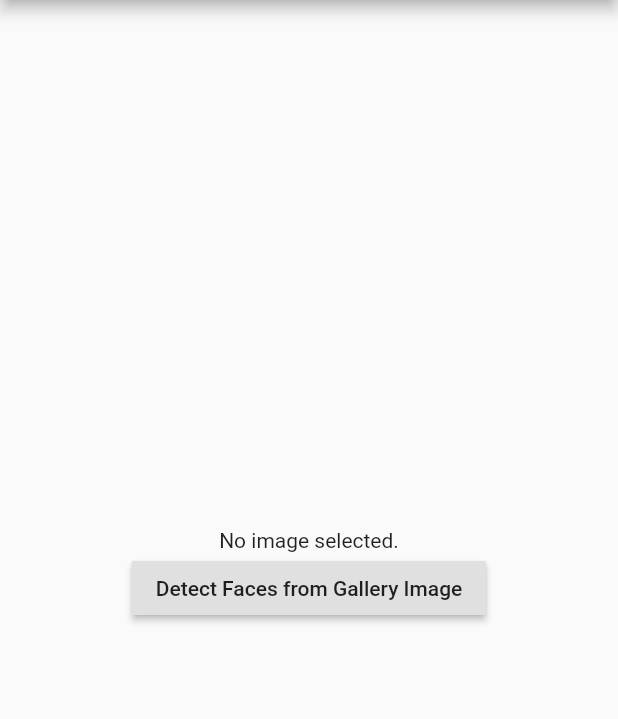
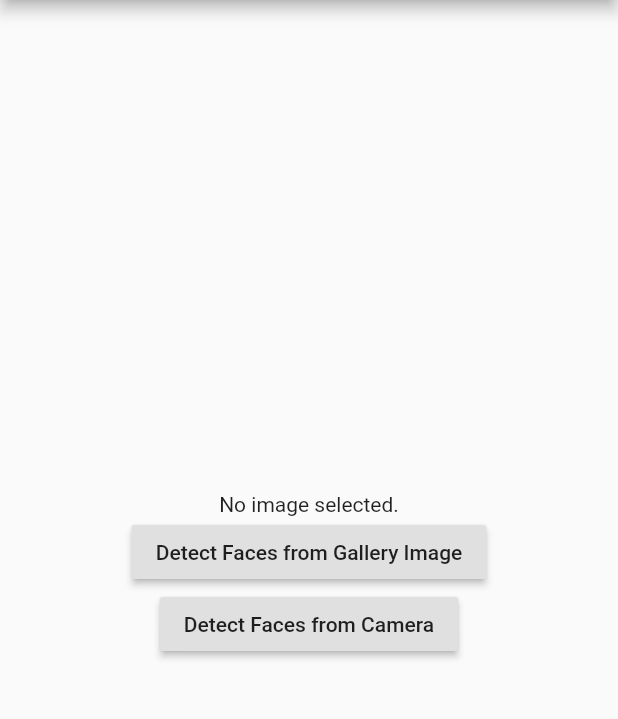
Before and after one commit to donwardpeng/thefacedetector, a Flutter app: the screen it shows after launch, after a tap on "Detect Faces from Gallery Image", on a phone screen of 412 x 824 dp, the part 84-803 px from its top. Run offline on Flutter 3.47's test engine with Material 2 defaults, Android fonts, the phone set to English and light mode, and no system bars; our stand-ins replace image_picker; missing offline and left inert: firebase_ml_vision; accounts and stored records are empty.

Commit message:
Added scan from camera - needed to update my image picker and camera dependencies since they were an older version that crashed when the image picker used the camera.

```diff
--- a/lib/main.dart
+++ b/lib/main.dart
@@ -78,24 +78,28 @@ class _MyHomePageState extends State<MyHomePage> {
   }
 
 /* _getAndScanImage method */
-  Future<void> _getAndScanImage() async {
+  Future<void> _getAndScanImage({bool selectedFromCamera}) async {
     print('_getAndScanImage method called');
     setState(() {
       _imageFile = null;
       _imageSize = null;
     });
 
-    final File imageFile =
-        await ImagePicker.pickImage(source: ImageSource.gallery);
+      final File imageFile =
+      await ImagePicker.pickImage(source: selectedFromCamera ? ImageSource.camera : ImageSource.gallery, maxWidth: 1000, maxHeight: 1000);
 
+    print('here');
     if (imageFile != null) {
       _getImageSize(imageFile);
       _scanImage(imageFile);
     }
+    print('here1');
 
     setState(() {
       _imageFile = imageFile;
+      print('here2');
     });
+
   }
 
 /* _getImageSize method */
@@ -174,13 +178,7 @@ class _MyHomePageState extends State<MyHomePage> {
       ),
       child: _imageSize == null || _scanResults == null
           ? const Center(
-              child: Text(
-                'Scanning...',
-                style: TextStyle(
-                  color: Colors.green,
-                  fontSize: 30.0,
-                ),
-              ),
+              child: CircularProgressIndicator()
             )
           : _buildResults(_imageSize, _scanResults),
     );
@@ -203,12 +201,23 @@ class _MyHomePageState extends State<MyHomePage> {
                     RaisedButton(
                         child: Text("Detect Faces from Gallery Image"),
                         onPressed: () {
-                          _getAndScanImage();
-                        })
+                          _getAndScanImage(selectedFromCamera: false);
+                        }),
+                    RaisedButton(
+                          child: Text("Detect Faces from Camera"),
+                          onPressed: () {
+                            _getAndScanImage(selectedFromCamera: true);
+                          })
                   ]))
             : _buildImage(),
       ),
       onWillPop: _onWillPop,
     );
   }
+
+  @override
+  void dispose() {
+    _faceDetector.close();
+    super.dispose();
+  }
 }
--- a/pubspec.yaml
+++ b/pubspec.yaml
@@ -21,9 +21,8 @@ dependencies:
     sdk: flutter
   firebase_ml_vision: 0.9.3
   firebase_core: ^0.4.0
-  image_picker: ^0.5.0
-    # ^0.6.1+10
-  camera: ^0.5.2+1
+  image_picker: ^0.6.1+11
+  camera: ^0.5.6+3
   permission_handler: ^3.3.0
 
   # The following adds the Cupertino Icons font to your application.
```
Also changed, not shown: pubspec.lock.
